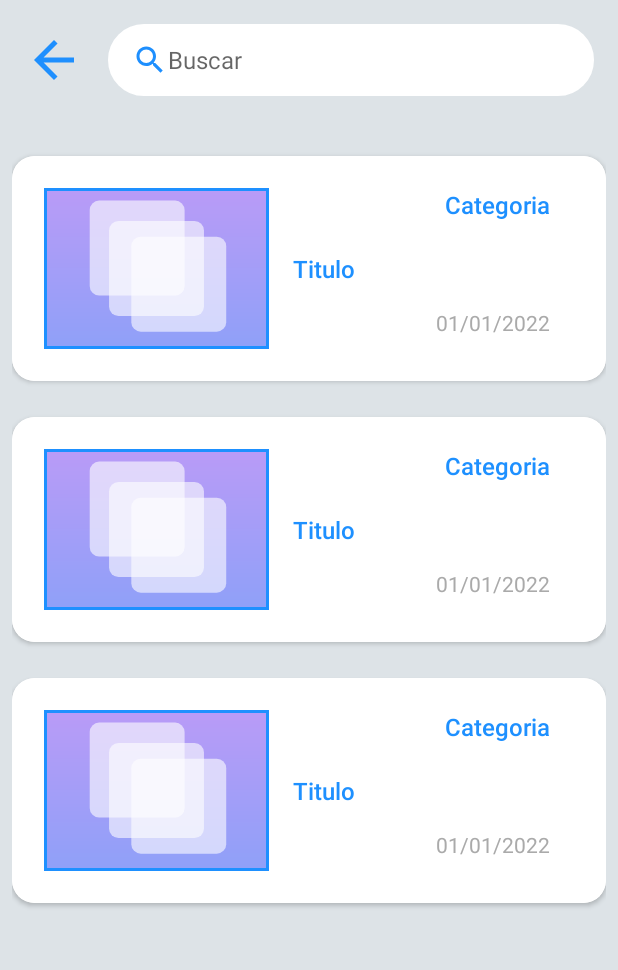
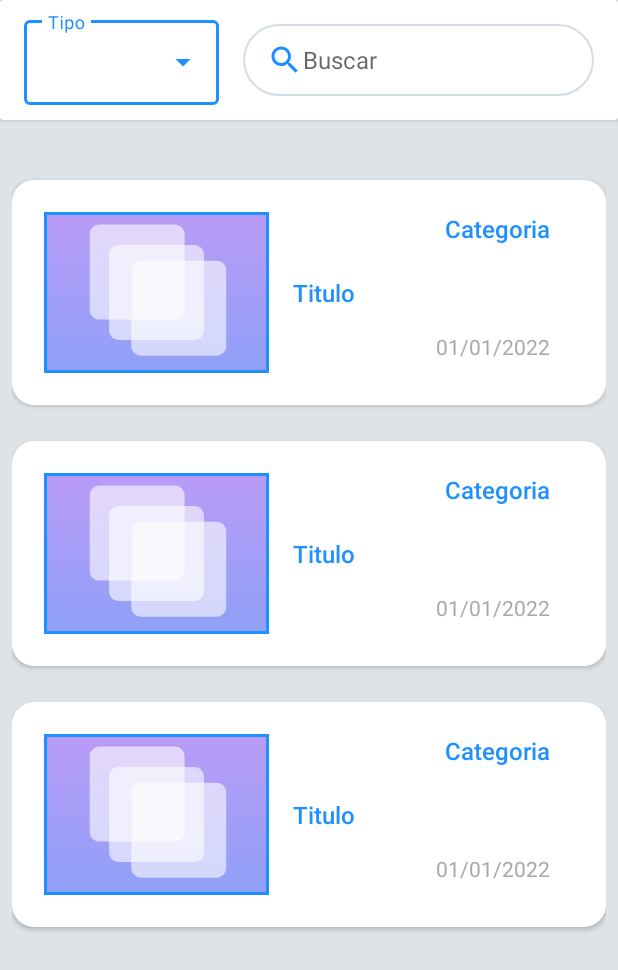
Before and after one commit to laloretom/UnaAyuditaAqui, an Android app: the layout activity_search.xml on its own in the app's theme, with its tools: preview values and no code run, on a phone screen of 412 x 824 dp. Shown: the top 970 px of the screen. Run offline under Robolectric (Android 15) with nearby library versions, the phone set to English and light mode, and no system bars.

Commit message:
Search V3

```diff
--- a/app/src/main/java/com/unaayuditaaqui/unaayuditaaqui/GrindCategoryAdapter.kt
+++ b/app/src/main/java/com/unaayuditaaqui/unaayuditaaqui/GrindCategoryAdapter.kt
@@ -7,7 +7,7 @@ import android.view.ViewGroup
 import android.widget.TextView
 import androidx.recyclerview.widget.RecyclerView
 
-class GrindCategoryAdapter (private var categryList: List<String>) : RecyclerView.Adapter<GrindCategoryAdapter.ViewHolder>(){
+class GrindCategoryAdapter(private var categryList: List<String>) : RecyclerView.Adapter<GrindCategoryAdapter.ViewHolder>(){
 
 
     override fun onCreateViewHolder(parent: ViewGroup, viewType: Int): ViewHolder {
--- a/app/src/main/res/layout/activity_search.xml
+++ b/app/src/main/res/layout/activity_search.xml
@@ -7,39 +7,61 @@
     android:background="@color/gray"
     tools:context=".SearchActivity">
 
-    <ImageView
-        android:id="@+id/backImageView"
-        android:layout_width="wrap_content"
+    <androidx.cardview.widget.CardView
+        android:id="@+id/cardView"
+        android:layout_width="match_parent"
         android:layout_height="wrap_content"
+        app:layout_constraintStart_toStartOf="parent"
+        app:layout_constraintEnd_toEndOf="parent"
+        app:layout_constraintTop_toTopOf="parent">
+
+        <RelativeLayout
+            android:layout_width="match_parent"
+            android:layout_height="match_parent">
+
+        <com.google.android.material.textfield.TextInputLayout
+            style="@style/Widget.MaterialComponents.TextInputLayout.OutlinedBox.ExposedDropdownMenu"
+            android:id="@+id/boxTypeService"
+            android:layout_width="130dp"
+            android:layout_height="wrap_content"
+            android:layout_alignParentStart="true"
             android:layout_marginStart="16dp"
-        app:layout_constraintStart_toStartOf="parent"
-        app:layout_constraintTop_toTopOf="@id/searchEditText"
-        app:layout_constraintBottom_toBottomOf="@id/searchEditText"
-        app:srcCompat="@drawable/ic_back"
-        tools:ignore="VectorDrawableCompat" />
+            android:layout_marginTop="8dp">
+
+            <AutoCompleteTextView
+                android:id="@+id/autoCompleteTextView"
+                android:layout_width="match_parent"
+                android:layout_height="match_parent"
+                android:inputType="none"
+                android:hint="Tipo"/>
+
+        </com.google.android.material.textfield.TextInputLayout>
 
             <EditText
                 android:id="@+id/searchEditText"
-        android:layout_width="0dp"
+                android:layout_width="match_parent"
                 android:layout_height="48dp"
+                android:layout_marginStart="16dp"
+                android:layout_marginTop="16dp"
+                android:layout_marginEnd="16dp"
+                android:layout_marginBottom="16dp"
+                android:layout_toEndOf="@+id/boxTypeService"
                 android:autofillHints="@string/search"
                 android:background="@drawable/ic_field"
                 android:ems="80"
+                android:hint="@string/search"
                 android:imeOptions="actionDone"
-        android:hint="@string/search"
                 android:inputType="textAutoComplete"
-        android:singleLine="true"
                 android:paddingLeft="16dp"
                 android:paddingTop="8dp"
                 android:paddingRight="16dp"
                 android:paddingBottom="8dp"
+                android:singleLine="true"
                 android:textSize="16sp"
-        android:layout_margin="16dp"
-        android:backgroundTint="@color/white"
-        app:layout_constraintStart_toEndOf="@id/backImageView"
-        app:drawableStartCompat="@drawable/ic_search"
-        app:layout_constraintTop_toTopOf="parent"
-        app:layout_constraintEnd_toEndOf="parent"/>
+                app:drawableStartCompat="@drawable/ic_search" />
+        </RelativeLayout>
+    </androidx.cardview.widget.CardView>
+
 
         <androidx.recyclerview.widget.RecyclerView
             android:id="@+id/servicesList"
@@ -51,7 +73,7 @@
             app:layout_constraintBottom_toBottomOf="parent"
             app:layout_constraintEnd_toEndOf="parent"
             app:layout_constraintStart_toStartOf="parent"
-            app:layout_constraintTop_toBottomOf="@id/searchEditText"
+            app:layout_constraintTop_toBottomOf="@id/cardView"
             tools:listitem="@layout/service_content" />
 
 
```
Also changed, not shown: app/src/main/java/com/unaayuditaaqui/unaayuditaaqui/SearchActivity.kt (+20 -2 lines), app/src/main/java/com/unaayuditaaqui/unaayuditaaqui/SearchFragment.kt (+2 -9 lines), app/src/main/res/layout/fragment_search.xml (+1 -42 lines). Lines whose indentation alone changed are shown as unchanged.
